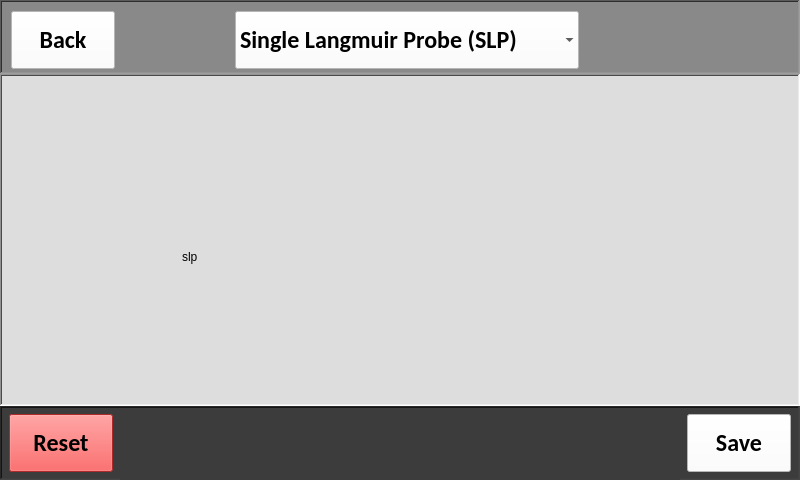
This is user_settings.ui in CFigueroa90894/plasmetry as Qt 5 draws it before an edit. The edited form follows.
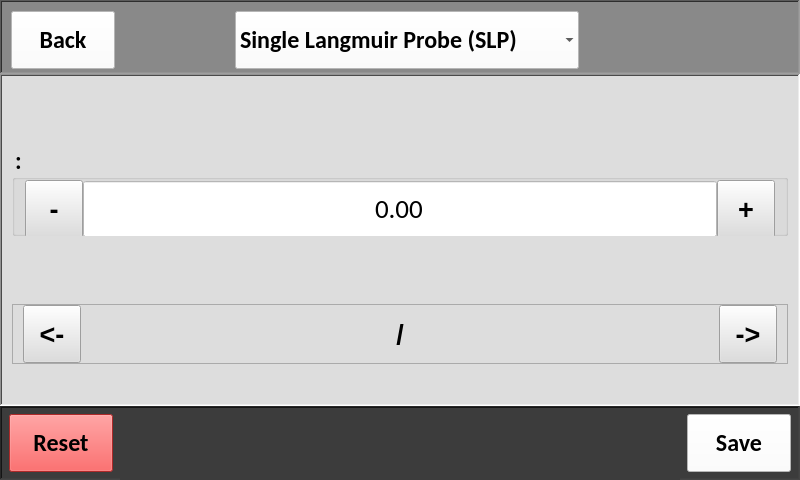
This is the edited form.

Commit message:
User settings parameter per probe
- Trying something out for user settings

What changed in the file:
```diff
--- a/user_settings.ui
+++ b/user_settings.ui
@@ -211,7 +211,7 @@
      </widget>
     </item>
     <item>
-     <widget class="QStackedWidget" name="main_view">
+     <widget class="QFrame" name="main_view">
       <property name="minimumSize">
        <size>
         <width>800</width>
@@ -242,84 +242,316 @@
       <property name="lineWidth">
        <number>1</number>
       </property>
-      <property name="currentIndex">
-       <number>0</number>
-      </property>
-      <widget class="QWidget" name="single_lang_probe">
-       <widget class="QLabel" name="debug_label">
-        <property name="geometry">
-         <rect>
-          <x>180</x>
-          <y>140</y>
-          <width>261</width>
-          <height>81</height>
-         </rect>
-        </property>
-        <property name="text">
-         <string>slp</string>
-        </property>
-       </widget>
-      </widget>
-      <widget class="QWidget" name="double_lang_probe">
-       <widget class="QLabel" name="debug_label_2">
-        <property name="geometry">
-         <rect>
-          <x>200</x>
-          <y>130</y>
-          <width>261</width>
-          <height>81</height>
-         </rect>
-        </property>
-        <property name="text">
-         <string>dlp</string>
-        </property>
-       </widget>
-      </widget>
-      <widget class="QWidget" name="triple_lang_probe">
-       <widget class="QLabel" name="debug_label_3">
-        <property name="geometry">
-         <rect>
-          <x>450</x>
-          <y>170</y>
-          <width>261</width>
-          <height>81</height>
-         </rect>
-        </property>
-        <property name="text">
-         <string>tlp</string>
-        </property>
-       </widget>
-      </widget>
-      <widget class="QWidget" name="ion_energy_analyzer">
-       <widget class="QLabel" name="debug_label_4">
-        <property name="geometry">
-         <rect>
-          <x>290</x>
-          <y>140</y>
-          <width>261</width>
-          <height>81</height>
-         </rect>
-        </property>
-        <property name="text">
-         <string>iea</string>
-        </property>
-       </widget>
-      </widget>
-      <widget class="QWidget" name="hyper_energy_analyzer">
-       <widget class="QLabel" name="debug_label_5">
-        <property name="geometry">
-         <rect>
-          <x>390</x>
-          <y>140</y>
-          <width>261</width>
-          <height>81</height>
-         </rect>
-        </property>
-        <property name="text">
-         <string>hea</string>
-        </property>
-       </widget>
-      </widget>
+      <layout class="QVBoxLayout" name="verticalLayout_2">
+       <property name="spacing">
+        <number>0</number>
+       </property>
+       <property name="leftMargin">
+        <number>10</number>
+       </property>
+       <property name="topMargin">
+        <number>0</number>
+       </property>
+       <property name="rightMargin">
+        <number>10</number>
+       </property>
+       <property name="bottomMargin">
+        <number>0</number>
+       </property>
+       <item alignment="Qt::AlignVCenter">
+        <widget class="QGroupBox" name="param_edit_frame">
+         <property name="minimumSize">
+          <size>
+           <width>0</width>
+           <height>92</height>
+          </size>
+         </property>
+         <property name="maximumSize">
+          <size>
+           <width>16777215</width>
+           <height>92</height>
+          </size>
+         </property>
+         <property name="font">
+          <font>
+           <family>Calibri</family>
+           <pointsize>18</pointsize>
+           <weight>75</weight>
+           <bold>true</bold>
+          </font>
+         </property>
+         <property name="styleSheet">
+          <string notr="true"/>
+         </property>
+         <property name="title">
+          <string>:</string>
+         </property>
+         <property name="alignment">
+          <set>Qt::AlignLeading|Qt::AlignLeft|Qt::AlignVCenter</set>
+         </property>
+         <layout class="QHBoxLayout" name="horizontalLayout_3">
+          <property name="spacing">
+           <number>0</number>
+          </property>
+          <property name="leftMargin">
+           <number>10</number>
+          </property>
+          <property name="topMargin">
+           <number>0</number>
+          </property>
+          <property name="rightMargin">
+           <number>10</number>
+          </property>
+          <property name="bottomMargin">
+           <number>0</number>
+          </property>
+          <item>
+           <widget class="QToolButton" name="slp_sampling_rate_minus">
+            <property name="minimumSize">
+             <size>
+              <width>58</width>
+              <height>58</height>
+             </size>
+            </property>
+            <property name="maximumSize">
+             <size>
+              <width>58</width>
+              <height>58</height>
+             </size>
+            </property>
+            <property name="font">
+             <font>
+              <pointsize>20</pointsize>
+              <weight>75</weight>
+              <bold>true</bold>
+             </font>
+            </property>
+            <property name="text">
+             <string>-</string>
+            </property>
+           </widget>
+          </item>
+          <item>
+           <widget class="QDoubleSpinBox" name="param_input">
+            <property name="minimumSize">
+             <size>
+              <width>350</width>
+              <height>58</height>
+             </size>
+            </property>
+            <property name="maximumSize">
+             <size>
+              <width>1000</width>
+              <height>58</height>
+             </size>
+            </property>
+            <property name="font">
+             <font>
+              <family>Calibri</family>
+              <pointsize>20</pointsize>
+             </font>
+            </property>
+            <property name="focusPolicy">
+             <enum>Qt::NoFocus</enum>
+            </property>
+            <property name="layoutDirection">
+             <enum>Qt::LeftToRight</enum>
+            </property>
+            <property name="styleSheet">
+             <string notr="true">QDoubleSpinBox {
+	background-color: #FFFFFF;
+}</string>
+            </property>
+            <property name="alignment">
+             <set>Qt::AlignCenter</set>
+            </property>
+            <property name="readOnly">
+             <bool>true</bool>
+            </property>
+            <property name="buttonSymbols">
+             <enum>QAbstractSpinBox::NoButtons</enum>
+            </property>
+            <property name="correctionMode">
+             <enum>QAbstractSpinBox::CorrectToPreviousValue</enum>
+            </property>
+            <property name="showGroupSeparator" stdset="0">
+             <bool>false</bool>
+            </property>
+            <property name="decimals">
+             <number>2</number>
+            </property>
+            <property name="maximum">
+             <double>10000.000000000000000</double>
+            </property>
+           </widget>
+          </item>
+          <item>
+           <widget class="QToolButton" name="slp_sampling_rate_plus">
+            <property name="minimumSize">
+             <size>
+              <width>58</width>
+              <height>58</height>
+             </size>
+            </property>
+            <property name="maximumSize">
+             <size>
+              <width>16777215</width>
+              <height>58</height>
+             </size>
+            </property>
+            <property name="font">
+             <font>
+              <pointsize>20</pointsize>
+              <weight>75</weight>
+              <bold>true</bold>
+             </font>
+            </property>
+            <property name="focusPolicy">
+             <enum>Qt::NoFocus</enum>
+            </property>
+            <property name="text">
+             <string>+</string>
+            </property>
+           </widget>
+          </item>
+         </layout>
+        </widget>
+       </item>
+       <item>
+        <widget class="QFrame" name="param_nav_frame">
+         <property name="maximumSize">
+          <size>
+           <width>16777215</width>
+           <height>60</height>
+          </size>
+         </property>
+         <property name="frameShape">
+          <enum>QFrame::StyledPanel</enum>
+         </property>
+         <property name="frameShadow">
+          <enum>QFrame::Raised</enum>
+         </property>
+         <layout class="QHBoxLayout" name="horizontalLayout_4">
+          <property name="spacing">
+           <number>0</number>
+          </property>
+          <property name="leftMargin">
+           <number>10</number>
+          </property>
+          <property name="topMargin">
+           <number>0</number>
+          </property>
+          <property name="rightMargin">
+           <number>10</number>
+          </property>
+          <property name="bottomMargin">
+           <number>0</number>
+          </property>
+          <item alignment="Qt::AlignLeft">
+           <widget class="QToolButton" name="previous_param_btn">
+            <property name="minimumSize">
+             <size>
+              <width>58</width>
+              <height>58</height>
+             </size>
+            </property>
+            <property name="maximumSize">
+             <size>
+              <width>58</width>
+              <height>58</height>
+             </size>
+            </property>
+            <property name="font">
+             <font>
+              <pointsize>20</pointsize>
+              <weight>75</weight>
+              <bold>true</bold>
+             </font>
+            </property>
+            <property name="text">
+             <string>&lt;-</string>
+            </property>
+           </widget>
+          </item>
+          <item>
+           <widget class="QLabel" name="param_count">
+            <property name="minimumSize">
+             <size>
+              <width>0</width>
+              <height>0</height>
+             </size>
+            </property>
+            <property name="maximumSize">
+             <size>
+              <width>16777215</width>
+              <height>16777215</height>
+             </size>
+            </property>
+            <property name="font">
+             <font>
+              <pointsize>20</pointsize>
+              <weight>75</weight>
+              <italic>false</italic>
+              <bold>true</bold>
+             </font>
+            </property>
+            <property name="text">
+             <string>/</string>
+            </property>
+            <property name="alignment">
+             <set>Qt::AlignCenter</set>
+            </property>
+           </widget>
+          </item>
+          <item alignment="Qt::AlignRight">
+           <widget class="QToolButton" name="next_param_btn">
+            <property name="minimumSize">
+             <size>
+              <width>58</width>
+              <height>58</height>
+             </size>
+            </property>
+            <property name="maximumSize">
+             <size>
+              <width>16777215</width>
+              <height>58</height>
+             </size>
+            </property>
+            <property name="font">
+             <font>
+              <pointsize>20</pointsize>
+              <weight>75</weight>
+              <bold>true</bold>
+             </font>
+            </property>
+            <property name="focusPolicy">
+             <enum>Qt::NoFocus</enum>
+            </property>
+            <property name="text">
+             <string>-&gt;</string>
+            </property>
+           </widget>
+          </item>
+         </layout>
+        </widget>
+       </item>
+       <item>
+        <spacer name="verticalSpacer">
+         <property name="orientation">
+          <enum>Qt::Vertical</enum>
+         </property>
+         <property name="sizeType">
+          <enum>QSizePolicy::Fixed</enum>
+         </property>
+         <property name="sizeHint" stdset="0">
+          <size>
+           <width>20</width>
+           <height>40</height>
+          </size>
+         </property>
+        </spacer>
+       </item>
+      </layout>
      </widget>
     </item>
     <item>
```
The commit also changes 2 other files.
